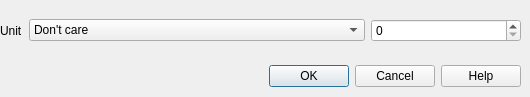
This is src/cdlgselectunit.ui in grodansparadis/vscp-works-qt as Qt 5 draws it before an edit. The edited form follows.
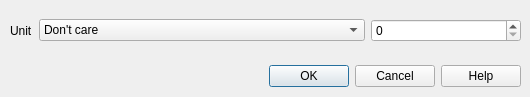
This is the edited form.

```diff
--- a/src/cdlgselectunit.ui
+++ b/src/cdlgselectunit.ui
@@ -32,9 +32,9 @@
   <widget class="QWidget" name="gridLayoutWidget">
    <property name="geometry">
     <rect>
-     <x>0</x>
+     <x>10</x>
      <y>10</y>
-     <width>521</width>
+     <width>511</width>
      <height>41</height>
     </rect>
    </property>
```
Left out of the diff: 18 changed lines with no effect on the pictures.
